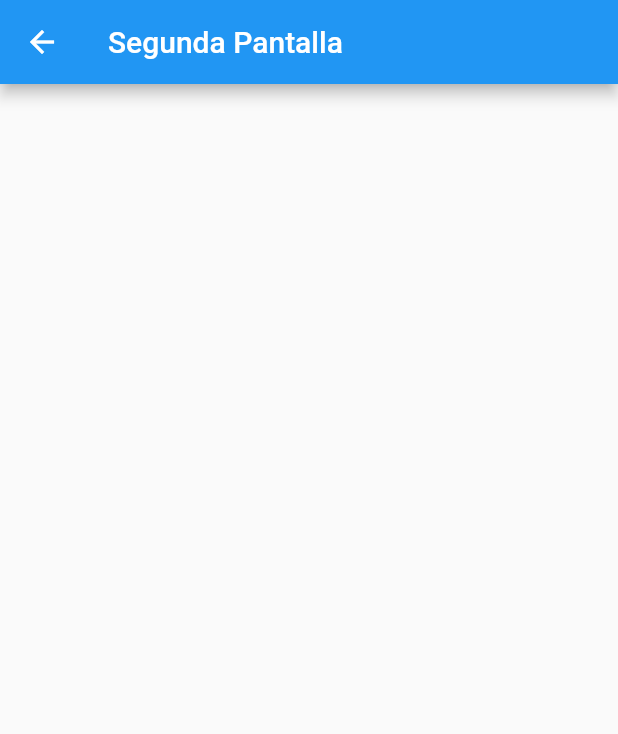
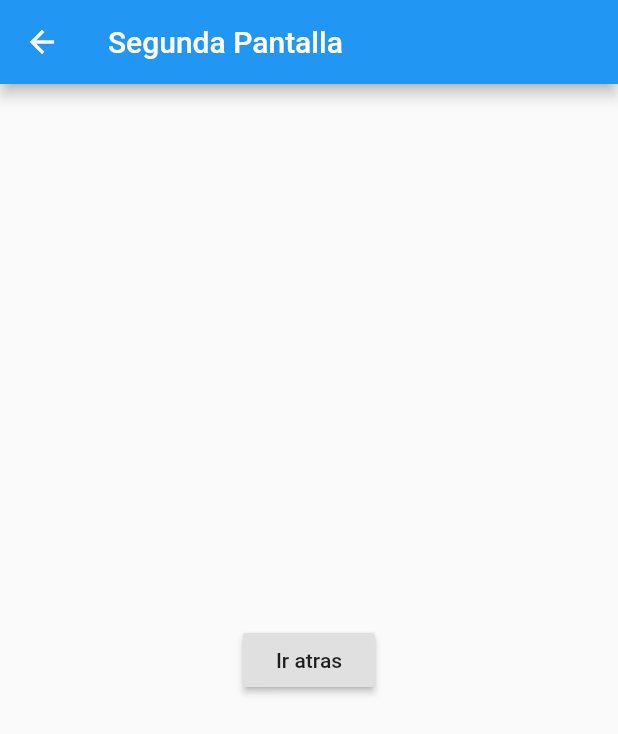
Before and after one commit to EdmaryBaga/flutr_app, a Flutter app: the Second screen opened directly, on a phone screen of 412 x 824 dp. Shown: the top 734 px of the screen. Run offline on Flutter 3.47's test engine with Material 2 defaults, Android fonts, the phone set to English and light mode, and no system bars.

Commit message:
se creo un boton para ir a la pantalla de atras, con el metodo Navigation.pop, que tiene como parametro un contexto

```diff
--- a/FlutterApps/flutr_app/lib/src/screens/second.dart
+++ b/FlutterApps/flutr_app/lib/src/screens/second.dart
@@ -8,6 +8,14 @@ class Second extends StatelessWidget {
       appBar: AppBar(
         title: Text("Segunda Pantalla"),
       ),
+      body: Center(
+        child: RaisedButton(
+          child: Text("Ir atras",),
+          onPressed: (){
+            Navigator.pop(context);//le decimos que elimine la vista actual, y nos muestre la sigueinte que se encuentra en la pila
+          },
+        ),
+      ),
     );
   }
 }
```
